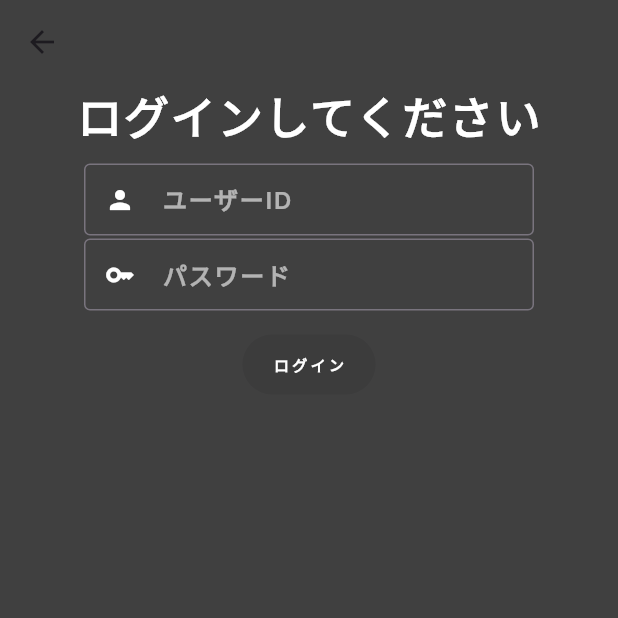
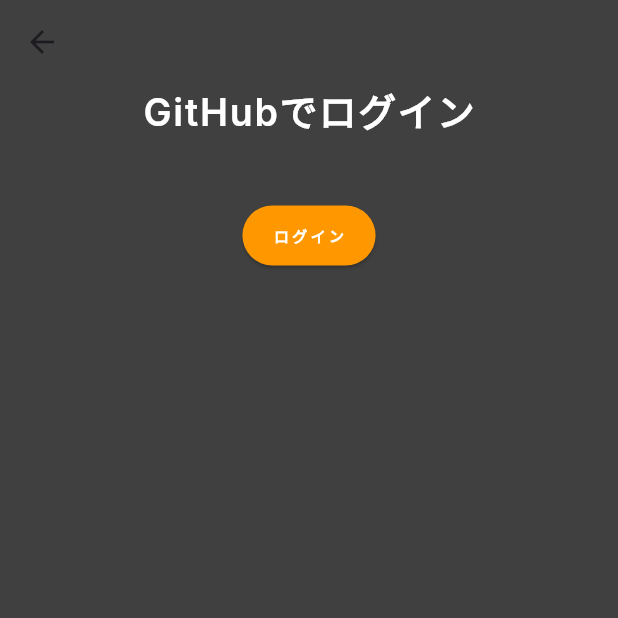
Before and after one commit to nayu104/game-talk-frontend, a Flutter app: the Login screen opened directly, on a phone screen of 412 x 824 dp, the top half of it. Run offline on Flutter 3.47's test engine with Material 3 defaults, Android fonts, the phone set to English and light mode, and no system bars; our stand-ins replace app_links, google_fonts, image_picker, stop_watch_timer, vibration; network calls fail.

Commit message:
githubログイン

```diff
--- a/lib/login.dart
+++ b/lib/login.dart
@@ -3,10 +3,16 @@
 import 'package:google_fonts/google_fonts.dart';
 import 'package:http/http.dart' as http;
 import 'package:stu/Widget/text_format.dart';
+import 'package:url_launcher/url_launcher.dart';
 import 'Widget/bottom_navigation.dart';
 import 'Widget/push_button.dart';
 import 'Widget/format_text_field.dart';
 import 'Widget/orange_button.dart';
+import 'package:url_launcher/link.dart';
+import 'package:app_links/app_links.dart';
+import 'dart:async';
+import 'home.dart';
+
 class Login extends StatefulWidget {
   const Login({super.key});
 
@@ -19,19 +25,47 @@
   final nameController = TextEditingController();
   final passwordController = TextEditingController();
 
-  Future<void> login() async{
-    final name = nameController.text;
-    final pass = passwordController.text;
+  Future<void> GitHub_login() async{
+    var url = Uri.https("dart-study-db.onrender.com","login/github");
+    if(await canLaunchUrl(url)){//awaitなのはネットの状況やスマホの状態によって時間がかかる可能性があるから
+      await launchUrl(url,mode:LaunchMode.externalApplication);//mode:LaunchMode.externalApplicationは外部ブラウザで開くモード
+    }else{
+      throw "開けないアル$url";
+    }
+  }
+  final AppLinks appLinks = AppLinks();//DeepLinkには欠かせませんねえ。リンク来た判定に使う
 
-    final response = await http.post(
-    Uri.http("172.20.10.4:5000","/signup"),
-      headers: {"Content-Type":"application/json"},//jsonで送る合図
-      body: jsonEncode({//json変換＆postする中身
-        "username":name,
-        "password":pass,
-      }),
-    );
+  @override
+  void initState() {
+    super.initState();
+
+    // 初回起動時のリンクがきたかチェック
+    appLinks.getInitialAppLink().then(_handleUri);
+
+    // アプリ起動中にリンクが来たかチェック、きたら_handleUriにリンクを渡す
+    appLinks.uriLinkStream.listen(_handleUri);
+
+    print("DeepLink リスナー設定完了");
   }
+
+  void _handleUri(Uri? uri) {
+    print("URI受信: $uri");
+    if (uri?.scheme == "techcircle") {
+      final id = uri?.queryParameters["id"] ?? "";
+      final name = uri?.queryParameters["name"] ?? "";
+      final avatar = uri?.queryParameters["avatar"] ?? "";
+
+      if (context.mounted) {
+        Navigator.push(
+          context,
+          MaterialPageRoute(
+            builder: (_) => Home(id: id, name: name, avatar: avatar),
+          ),
+        );
+      }
+    }
+  }
+
 
   @override
   Widget build(BuildContext context) {
@@ -45,29 +79,17 @@
         child:Column(
           children: [
 
-            TextFormat(message: "ログインしてください",fontsize: 30),
+            TextFormat(message: "GitHubでログイン",fontsize: 25),
 
-            SizedBox(height: 10),//行間
+            SizedBox(height: 40),//行間
 
-            FormatTextField(
-              Width: 300,
-              iconData: Icons.person,
-              labelText: "ユーザーID",
-              Controller: nameController,
-            ),//入力フィールド＆アイコン表示
-
-            FormatTextField(
-              Width: 300,
-              iconData: Icons.key,
-              Controller: passwordController,
-              keyboardType: TextInputType.visiblePassword,
-              labelText: "パスワード",
-            ),//上記同様
-
-            SizedBox(height: 10),//行間
-
-            OrangeButton(message: 'ログイン',fontSize: 10),
-
+            OrangeButton(
+              message: 'ログイン',
+              fontSize: 10,
+            onPressed: (){
+              GitHub_login();
+            },
+            ),
           ],
         ),
       ),
--- a/lib/main.dart
+++ b/lib/main.dart
@@ -23,7 +23,7 @@
       //home: const MyHomePage(),
       initialRoute: "/", //画面遷移path登録.initialRoute:が起動時の画面指定
       routes: <String, WidgetBuilder>{
-        "/": (BuildContext context) => const StudyTimer(),
+        "/": (BuildContext context) => const Login(),
         "/add_friend": (BuildContext context) => const AddFriend(),
        //'/login':(BuildContext context) => const Login(),
         //'/timer':(BuildContext context) => const Timer(),
```
Also changed, not shown: lib/home.dart (+24 -4 lines), pubspec.yaml (+3 -8 lines), pubspec.lock, 6 other files.
